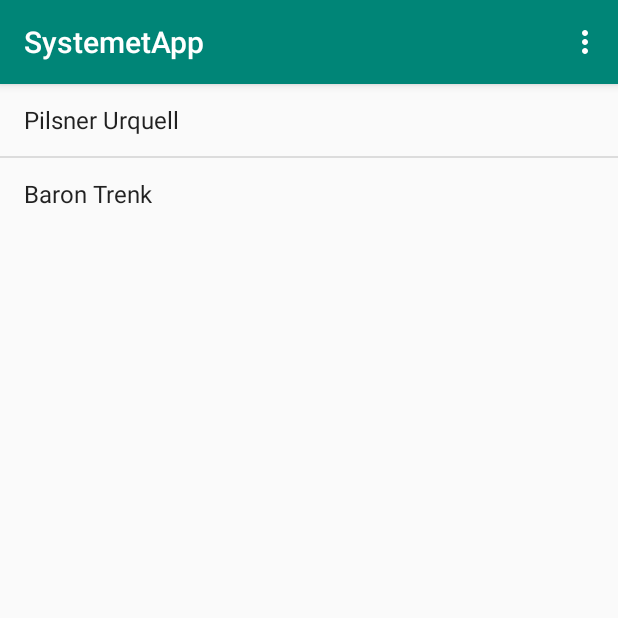
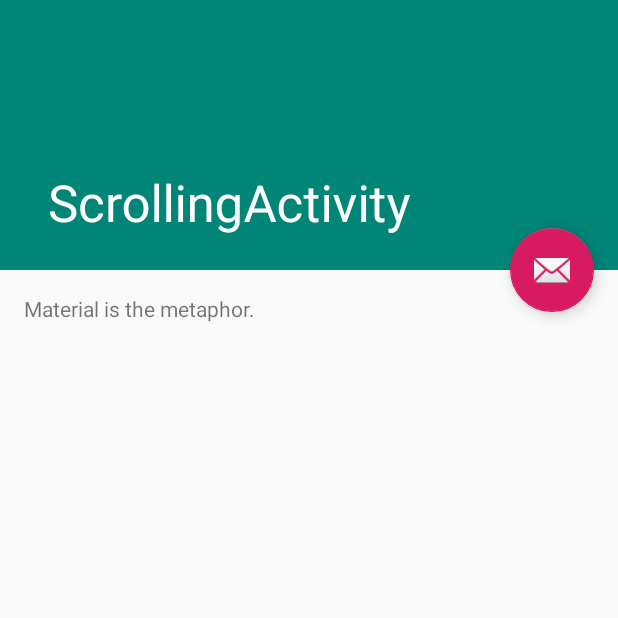
Before and after one commit to arvidkrafft/SystemetApp, an Android app: the screen it shows after launch (MainActivity before the commit, ScrollingActivity after it), after a tap on "Pilsner Urquell", on a phone screen of 412 x 824 dp, the top half of it. Run offline under Robolectric (Android 15) with nearby library versions, the phone set to English and light mode, and no system bars; our stand-ins replace Volley.

```diff
--- a/app/build.gradle
+++ b/app/build.gradle
@@ -22,6 +22,9 @@ dependencies {
     implementation fileTree(dir: 'libs', include: ['*.jar'])
     implementation 'com.android.support:appcompat-v7:28.0.0'
     implementation 'com.android.support.constraint:constraint-layout:1.1.3'
+    implementation 'com.android.support:support-v4:28.0.0'
+    implementation 'com.android.support:recyclerview-v7:28.0.0'
+    implementation 'com.android.support:design:28.0.0'
     testImplementation 'junit:junit:4.12'
     androidTestImplementation 'com.android.support.test:runner:1.0.2'
     androidTestImplementation 'com.android.support.test.espresso:espresso-core:3.0.2'
--- a/app/src/main/java/com/example/systemetapp/MainActivity.java
+++ b/app/src/main/java/com/example/systemetapp/MainActivity.java
@@ -2,6 +2,8 @@ package com.example.systemetapp;
 
 import android.content.Context;
 import android.content.DialogInterface;
+import android.content.Intent;
+import android.os.Parcelable;
 import android.support.v7.app.AlertDialog;
 import android.support.v7.app.AppCompatActivity;
 import android.os.Bundle;
@@ -83,6 +85,12 @@ public class MainActivity extends AppCompatActivity {
 
             Toast toast = Toast.makeText(context, text, duration);
             toast.show();
+
+            Intent intent;
+            intent = new Intent(MainActivity.this, ScrollingActivity.class);
+            startActivity(intent);
+            intent.putParcelableArrayListExtra("favorites", new ArrayList<Parcelable>(favorites));
+
         }
 
         });
@@ -112,6 +120,7 @@ public class MainActivity extends AppCompatActivity {
     }
 
    private List<Product> favorites = new ArrayList<>();
+
 
     @Override
         public boolean onOptionsItemSelected(MenuItem item) {
--- /dev/null
+++ b/app/src/main/java/com/example/systemetapp/ScrollingActivity.java
@@ -0,0 +1,46 @@
+package com.example.systemetapp;
+
+import android.content.Intent;
+import android.os.Bundle;
+import android.support.design.widget.FloatingActionButton;
+import android.support.design.widget.Snackbar;
+import android.support.v7.app.AppCompatActivity;
+import android.support.v7.widget.Toolbar;
+import android.view.View;
+import android.widget.TextView;
+
+import com.example.systemetapp.domain.Product;
+
+import java.util.List;
+
+public class ScrollingActivity extends AppCompatActivity {
+
+    Intent intent;
+    List<Product> list;
+    TextView textView;
+
+    @Override
+    protected void onCreate(Bundle savedInstanceState) {
+        super.onCreate(savedInstanceState);
+        intent = getIntent();
+        list = intent.getParcelableArrayListExtra("favorites");
+        setContentView(R.layout.activity_scrolling);
+        Toolbar toolbar = (Toolbar) findViewById(R.id.toolbar);
+        setSupportActionBar(toolbar);
+
+        FloatingActionButton fab = (FloatingActionButton) findViewById(R.id.fab);
+        fab.setOnClickListener(new View.OnClickListener() {
+            @Override
+            public void onClick(View view) {
+                Snackbar.make(view, "Replace with your own action", Snackbar.LENGTH_LONG)
+                        .setAction("Action", null).show();
+            }
+        });
+    }
+
+    private void setupListView() {
+        textView = findViewById(R.id.favorite_view);
+    }
+
+
+}
--- /dev/null
+++ b/app/src/main/res/layout/activity_scrolling.xml
@@ -0,0 +1,47 @@
+<?xml version="1.0" encoding="utf-8"?>
+<android.support.design.widget.CoordinatorLayout xmlns:android="http://schemas.android.com/apk/res/android"
+    xmlns:app="http://schemas.android.com/apk/res-auto"
+    xmlns:tools="http://schemas.android.com/tools"
+    android:layout_width="match_parent"
+    android:layout_height="match_parent"
+    android:fitsSystemWindows="true"
+    tools:context=".ScrollingActivity">
+
+    <android.support.design.widget.AppBarLayout
+        android:id="@+id/app_bar"
+        android:layout_width="match_parent"
+        android:layout_height="@dimen/app_bar_height"
+        android:fitsSystemWindows="true"
+        android:theme="@style/AppTheme.AppBarOverlay">
+
+        <android.support.design.widget.CollapsingToolbarLayout
+            android:id="@+id/toolbar_layout"
+            android:layout_width="match_parent"
+            android:layout_height="match_parent"
+            android:fitsSystemWindows="true"
+            app:contentScrim="?attr/colorPrimary"
+            app:layout_scrollFlags="scroll|exitUntilCollapsed"
+            app:toolbarId="@+id/toolbar">
+
+            <android.support.v7.widget.Toolbar
+                android:id="@+id/toolbar"
+                android:layout_width="match_parent"
+                android:layout_height="?attr/actionBarSize"
+                app:layout_collapseMode="pin"
+                app:popupTheme="@style/AppTheme.PopupOverlay" />
+
+        </android.support.design.widget.CollapsingToolbarLayout>
+    </android.support.design.widget.AppBarLayout>
+
+    <include layout="@layout/content_scrolling" />
+
+    <android.support.design.widget.FloatingActionButton
+        android:id="@+id/fab"
+        android:layout_width="wrap_content"
+        android:layout_height="wrap_content"
+        android:layout_margin="@dimen/fab_margin"
+        app:layout_anchor="@id/app_bar"
+        app:layout_anchorGravity="bottom|end"
+        app:srcCompat="@android:drawable/ic_dialog_email" />
+
+</android.support.design.widget.CoordinatorLayout>
--- /dev/null
+++ b/app/src/main/res/layout/content_scrolling.xml
@@ -0,0 +1,18 @@
+<?xml version="1.0" encoding="utf-8"?>
+<android.support.v4.widget.NestedScrollView xmlns:android="http://schemas.android.com/apk/res/android"
+    xmlns:app="http://schemas.android.com/apk/res-auto"
+    xmlns:tools="http://schemas.android.com/tools"
+    android:layout_width="match_parent"
+    android:layout_height="match_parent"
+    app:layout_behavior="@string/appbar_scrolling_view_behavior"
+    tools:context=".ScrollingActivity"
+    tools:showIn="@layout/activity_scrolling">
+
+    <TextView
+        android:layout_width="wrap_content"
+        android:layout_height="wrap_content"
+        android:layout_margin="@dimen/text_margin"
+        android:text="@string/large_text"
+        android:id="@+id/favorite_view"/>
+
+</android.support.v4.widget.NestedScrollView>
--- /dev/null
+++ b/app/src/main/res/values/dimens.xml
@@ -0,0 +1,6 @@
+<?xml version="1.0" encoding="utf-8"?>
+<resources>
+    <dimen name="text_margin">16dp</dimen>
+    <dimen name="app_bar_height">180dp</dimen>
+    <dimen name="fab_margin">16dp</dimen>
+</resources>
--- a/app/src/main/res/values/strings.xml
+++ b/app/src/main/res/values/strings.xml
@@ -1,3 +1,10 @@
 <resources>
     <string name="app_name">SystemetApp</string>
+    <string name="title_activity_scrolling">ScrollingActivity</string>
+    <string name="large_text">
+        "Material is the metaphor.\n\n"
+
+
+    </string>
+    <string name="action_settings">Settings</string>
 </resources>
--- a/app/src/main/res/values/styles.xml
+++ b/app/src/main/res/values/styles.xml
@@ -8,4 +8,13 @@
         <item name="colorAccent">@color/colorAccent</item>
     </style>
 
+    <style name="AppTheme.NoActionBar">
+        <item name="windowActionBar">false</item>
+        <item name="windowNoTitle">true</item>
+    </style>
+
+    <style name="AppTheme.AppBarOverlay" parent="ThemeOverlay.AppCompat.Dark.ActionBar" />
+
+    <style name="AppTheme.PopupOverlay" parent="ThemeOverlay.AppCompat.Light" />
+
 </resources>
```
Also changed, not shown: app/src/main/AndroidManifest.xml (+6 -3 lines), app/src/main/java/com/example/systemetapp/domain/Product.java (+36 -1 lines), app/src/main/res/layout/fragment_product.xml (added, +20 -0 lines), app/src/main/res/menu/menu_scrolling.xml (added, +10 -0 lines).
